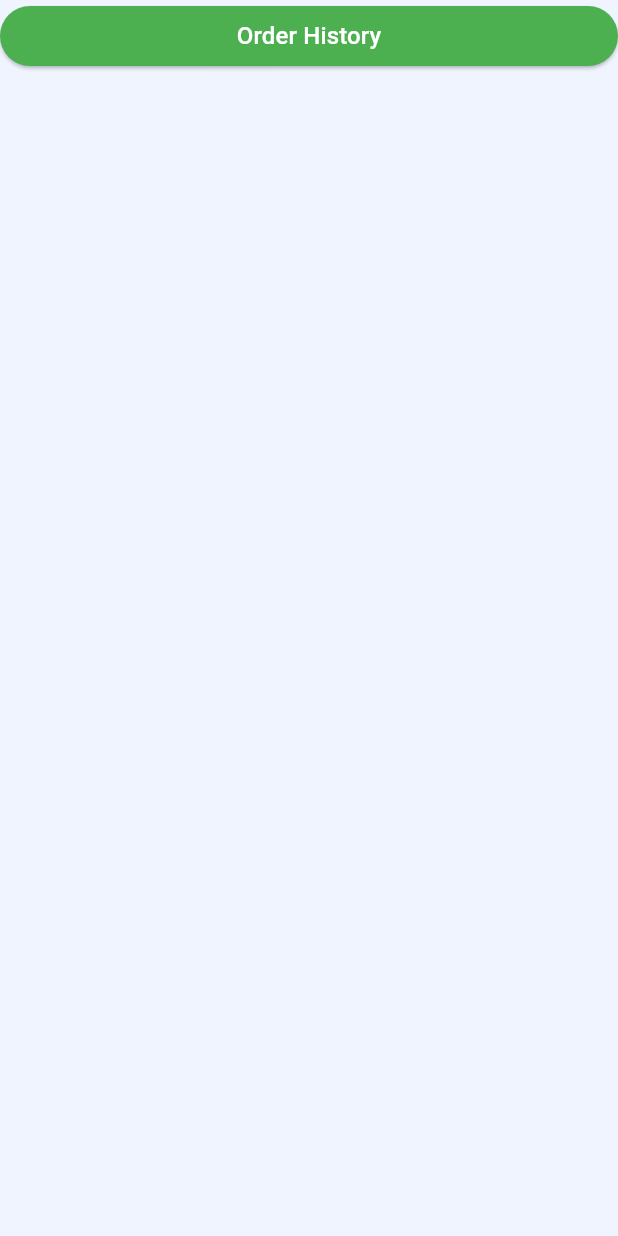
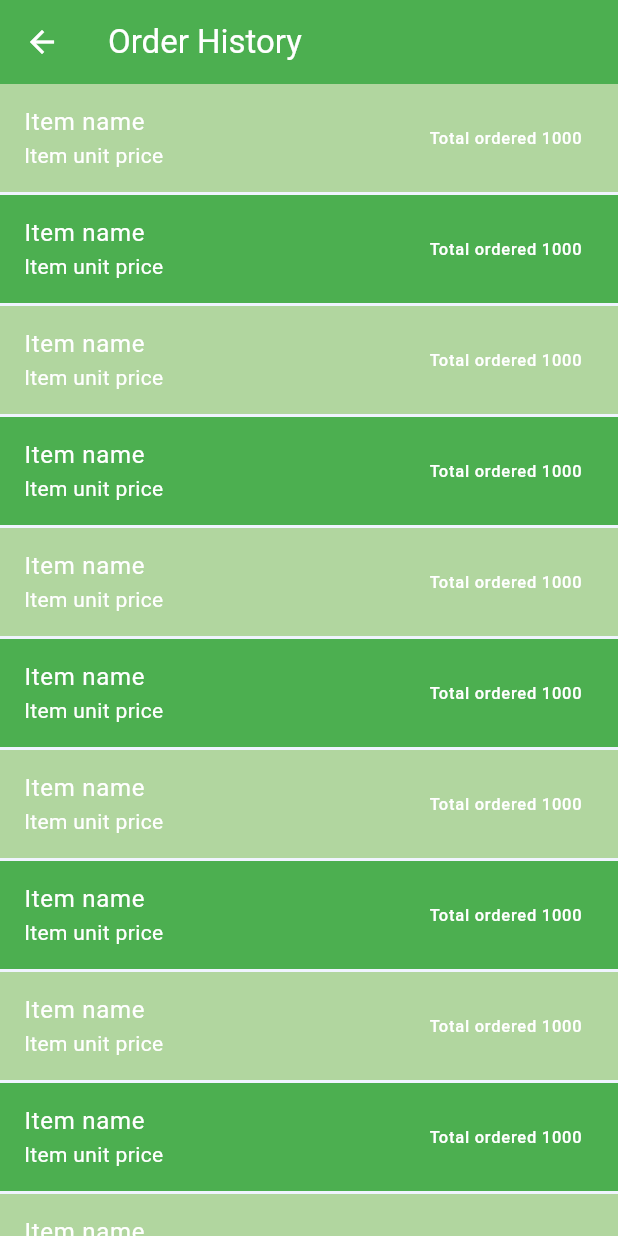
Before and after one commit to sajidrec/flutter_sajid_bazaar, a Flutter app: the OrderHistoryButtonWidget widget shown alone on an empty page, opened directly, after a tap on "Order History", on a phone screen of 412 x 824 dp. Run offline on Flutter 3.47's test engine with Material 3 defaults, Android fonts, the phone set to English and light mode, and no system bars; our stand-ins replace cached_network_image, file_picker, fluttertoast, font_awesome_flutter, get, shared_preferences and 1 more; accounts and stored records are empty; network calls fail.

Commit message:
- Add order history page dummy design

```diff
--- /dev/null
+++ b/lib/presentation/pages/order_history_page/order_history_page.dart
@@ -0,0 +1,47 @@
+import 'package:flutter/cupertino.dart';
+import 'package:flutter/material.dart';
+import 'package:sajid_bazaar/utils/app_colors_util.dart';
+
+class OrderHistoryPage extends StatelessWidget {
+  const OrderHistoryPage({super.key});
+
+  @override
+  Widget build(BuildContext context) {
+    return SafeArea(
+      child: Scaffold(
+        appBar: AppBar(
+          title: Text("Order History"),
+          backgroundColor: AppColorsUtil.backgroundGreen,
+          foregroundColor: AppColorsUtil.foreGroundWhite,
+        ),
+        body: ListView.separated(
+          itemBuilder: (context, index) => Container(
+            color: (index % 2 != 0)
+                ? AppColorsUtil.backgroundGreen
+                : AppColorsUtil.backgroundLightGreen40,
+            child: ListTile(
+              title: Text(
+                "Item name",
+                style: TextStyle(
+                  color: AppColorsUtil.foreGroundWhite,
+                ),
+              ),
+              subtitle: Text("Item unit price",
+                  style: TextStyle(
+                    color: AppColorsUtil.foreGroundWhite,
+                  )),
+              trailing: Text(
+                "Total ordered 1000",
+                style: TextStyle(
+                  color: AppColorsUtil.foreGroundWhite,
+                ),
+              ),
+            ),
+          ),
+          separatorBuilder: (context, index) => SizedBox(height: 2),
+          itemCount: 20,
+        ),
+      ),
+    );
+  }
+}
--- a/lib/presentation/pages/profile_page/widgets/order_history_button_widget.dart
+++ b/lib/presentation/pages/profile_page/widgets/order_history_button_widget.dart
@@ -1,4 +1,6 @@
 import 'package:flutter/material.dart';
+import 'package:get/get.dart';
+import 'package:sajid_bazaar/presentation/pages/order_history_page/order_history_page.dart';
 import 'package:sajid_bazaar/utils/app_colors_util.dart';
 
 class OrderHistoryButtonWidget extends StatelessWidget {
@@ -16,7 +18,9 @@ class OrderHistoryButtonWidget extends StatelessWidget {
             AppColorsUtil.backgroundGreen,
           ),
         ),
-        onPressed: () {},
+        onPressed: () {
+          Get.to(() => const OrderHistoryPage());
+        },
         child: Text(
           "Order History",
           style: TextStyle(
```
